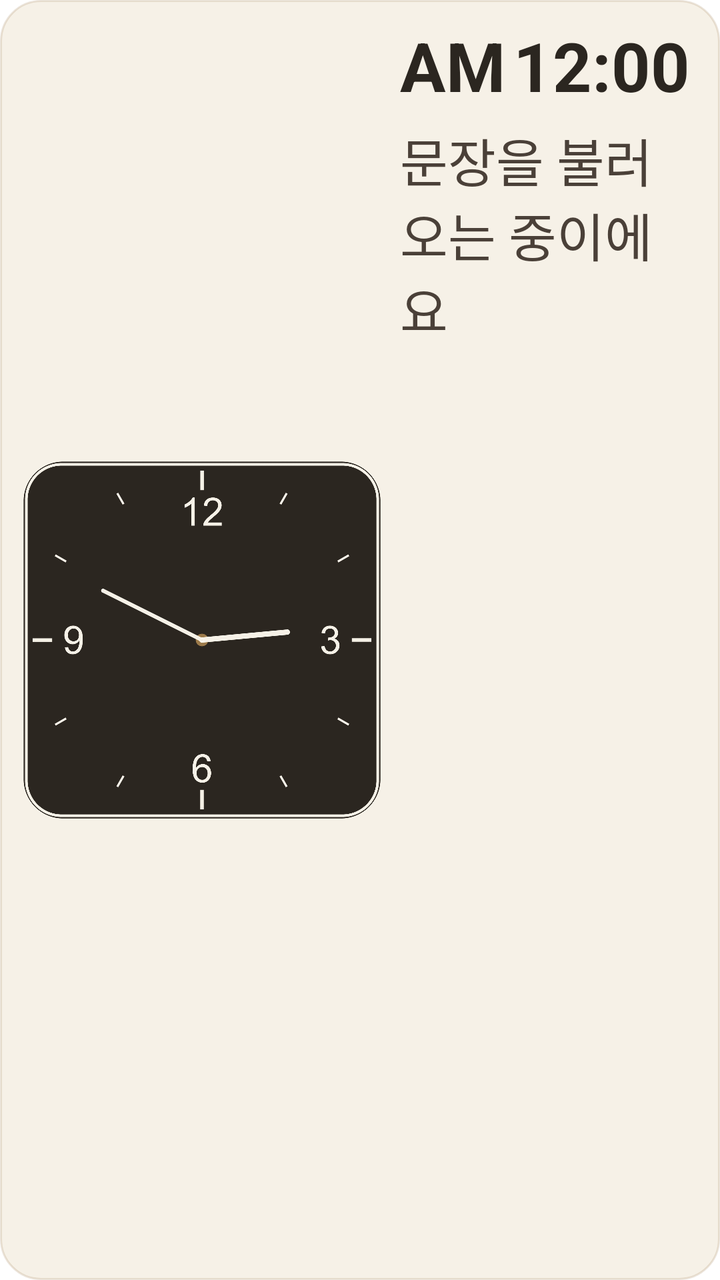
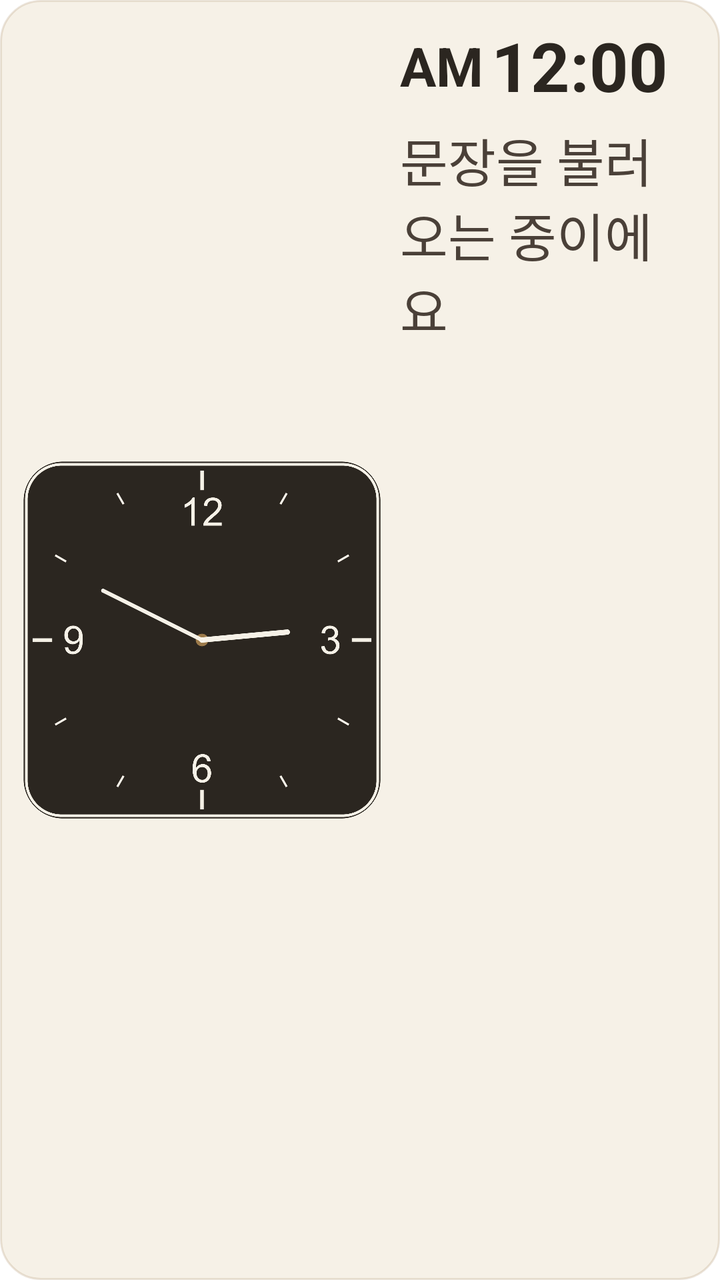

An Android layout rendered at two revisions. The XML below is the earlier revision; the diff shows what the commit changed to produce the second picture.
<!-- AndroidManifest.xml: fallback theme Theme.MaterialComponents.DayNight.NoActionBar -->
<!-- res/layout/widget_medium.xml -->
<?xml version="1.0" encoding="utf-8"?>
<LinearLayout xmlns:android="http://schemas.android.com/apk/res/android"
    android:id="@+id/widget_root"
    android:layout_width="match_parent"
    android:layout_height="match_parent"
    android:orientation="horizontal"
    android:gravity="center_vertical"
    android:background="@drawable/widget_background"
    android:padding="10dp">

    
    <FrameLayout
        android:layout_width="0dp"
        android:layout_height="match_parent"
        android:layout_weight="1">

        <AnalogClock
            android:id="@+id/widget_clock_analog"
            android:layout_width="match_parent"
            android:layout_height="match_parent"
            android:dial="@drawable/widget_clock_dial"
            android:hand_hour="@drawable/widget_clock_hand_hour"
            android:hand_minute="@drawable/widget_clock_hand_minute" />

        <ImageView
            android:id="@+id/widget_clock_hand_alarm"
            android:layout_width="match_parent"
            android:layout_height="match_parent"
            android:src="@drawable/widget_clock_hand_alarm"
            android:visibility="gone"
            android:contentDescription="@null" />

    </FrameLayout>

    <LinearLayout
        android:layout_width="150dp"
        android:layout_height="match_parent"
        android:layout_marginStart="8dp"
        android:orientation="vertical"
        android:gravity="center_vertical">

        
        <LinearLayout
            android:layout_width="wrap_content"
            android:layout_height="wrap_content"
            android:gravity="center_vertical">

            <TextView
                android:id="@+id/widget_meridiem"
                android:layout_width="wrap_content"
                android:layout_height="wrap_content"
                android:layout_marginEnd="4dp"
                android:text="AM"
                android:textSize="34sp"
                android:textStyle="bold"
                android:textColor="#2B2620" />

            <TextClock
                android:id="@+id/widget_clock_text"
                android:layout_width="wrap_content"
                android:layout_height="wrap_content"
                android:format12Hour="h:mm"
                android:format24Hour="h:mm"
                android:textSize="34sp"
                android:textStyle="bold"
                android:textColor="#2B2620" />

        </LinearLayout>

        
        <TextView
            android:id="@+id/widget_quote"
            android:layout_width="match_parent"
            android:layout_height="0dp"
            android:layout_weight="1"
            android:layout_marginTop="6dp"
            android:text="문장을 불러오는 중이에요"
            android:textColor="#4A4038"
            android:autoSizeTextType="uniform"
            android:autoSizeMinTextSize="8sp"
            android:autoSizeMaxTextSize="26sp"
            android:autoSizeStepGranularity="1sp" />

    </LinearLayout>

</LinearLayout>
<!-- resources referenced by this layout -->
<resources>
  <!-- drawable widget_background (drawable) -->
  <?xml version="1.0" encoding="utf-8"?>
  <shape xmlns:android="http://schemas.android.com/apk/res/android">
      <solid android:color="#F6F1E7" />
      <stroke android:width="1dp" android:color="#339C7A4A" />
      <corners android:radius="20dp" />
  </shape>
  <!-- drawable widget_clock_dial: png bitmap (drawable-xxxhdpi, 109927 bytes) -->
  <!-- drawable widget_clock_hand_alarm: png bitmap (drawable-xxxhdpi, 11423 bytes) -->
  <!-- drawable widget_clock_hand_hour: png bitmap (drawable-xxxhdpi, 12305 bytes) -->
  <!-- drawable widget_clock_hand_minute: png bitmap (drawable-xxxhdpi, 12108 bytes) -->
</resources>

<!-- the commit's change to res/layout/widget_medium.xml (unified diff, before → after) -->
@@ -45,13 +45,14 @@
             android:layout_height="wrap_content"
             android:gravity="center_vertical">
 
+            
             <TextView
                 android:id="@+id/widget_meridiem"
                 android:layout_width="wrap_content"
                 android:layout_height="wrap_content"
                 android:layout_marginEnd="4dp"
                 android:text="AM"
-                android:textSize="34sp"
+                android:textSize="27sp"
                 android:textStyle="bold"
                 android:textColor="#2B2620" />
 
